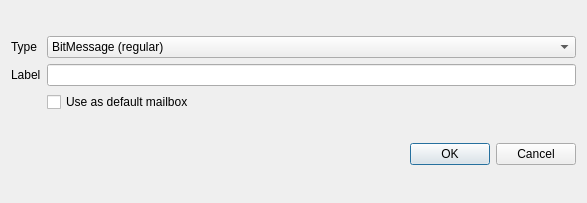
The window that galacteek/ui/forms/dmessenger_newmailboxdialog.ui (pinnaculum/galacteek) describes before a commit, drawn with Qt 5.
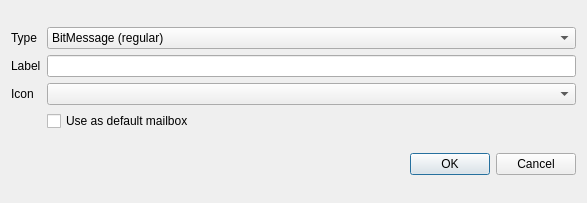
The same window after the commit.

```diff
--- a/galacteek/ui/forms/dmessenger_newmailboxdialog.ui
+++ b/galacteek/ui/forms/dmessenger_newmailboxdialog.ui
@@ -42,13 +42,23 @@
        </property>
       </widget>
      </item>
-     <item row="2" column="1">
+     <item row="3" column="1">
       <widget class="QCheckBox" name="useAsDefault">
        <property name="text">
         <string>Use as default mailbox</string>
        </property>
       </widget>
      </item>
+     <item row="2" column="0">
+      <widget class="QLabel" name="label_3">
+       <property name="text">
+        <string>Icon</string>
+       </property>
+      </widget>
+     </item>
+     <item row="2" column="1">
+      <widget class="QComboBox" name="iconCombo"/>
+     </item>
     </layout>
    </item>
    <item row="1" column="0">
```
Left out of the diff: 8 changed lines with no effect on the pictures.
